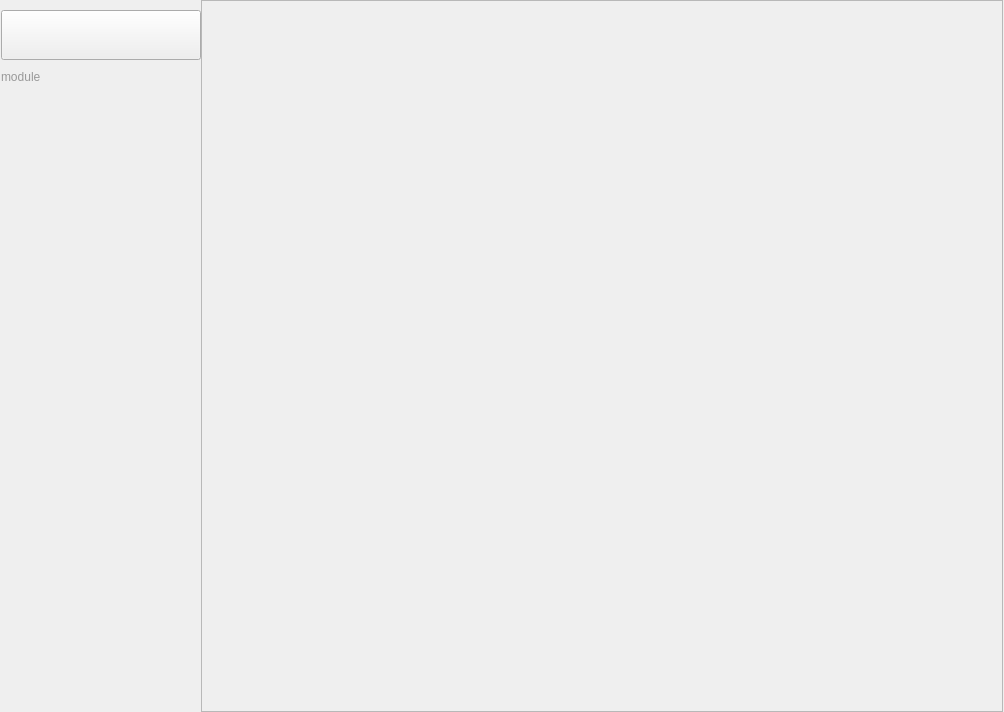
First picture: the form in mainui/modulepagewidget.ui, repository ukui/ukui-control-center, before the edit.
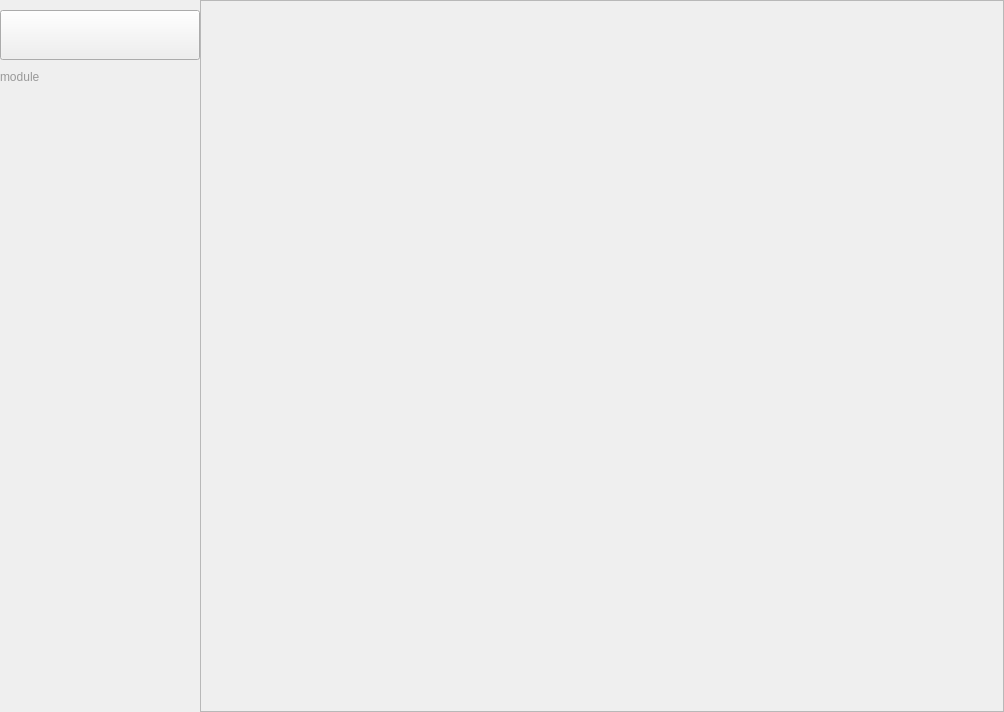
Second picture: the form after the edit.

Patch:
```diff
--- a/mainui/modulepagewidget.ui
+++ b/mainui/modulepagewidget.ui
@@ -12,14 +12,14 @@
   </property>
   <property name="minimumSize">
    <size>
-    <width>1004</width>
-    <height>712</height>
+    <width>0</width>
+    <height>0</height>
    </size>
   </property>
   <property name="maximumSize">
    <size>
-    <width>1004</width>
-    <height>712</height>
+    <width>16777215</width>
+    <height>16777215</height>
    </size>
   </property>
   <property name="windowTitle">
@@ -140,14 +140,14 @@
       <widget class="QScrollArea" name="scrollArea">
        <property name="minimumSize">
         <size>
-         <width>802</width>
-         <height>712</height>
+         <width>0</width>
+         <height>0</height>
         </size>
        </property>
        <property name="maximumSize">
         <size>
-         <width>802</width>
-         <height>712</height>
+         <width>16777215</width>
+         <height>16777215</height>
         </size>
        </property>
        <property name="widgetResizable">
@@ -159,7 +159,7 @@
           <x>0</x>
           <y>0</y>
           <width>800</width>
-          <height>710</height>
+          <height>708</height>
          </rect>
         </property>
        </widget>
```
